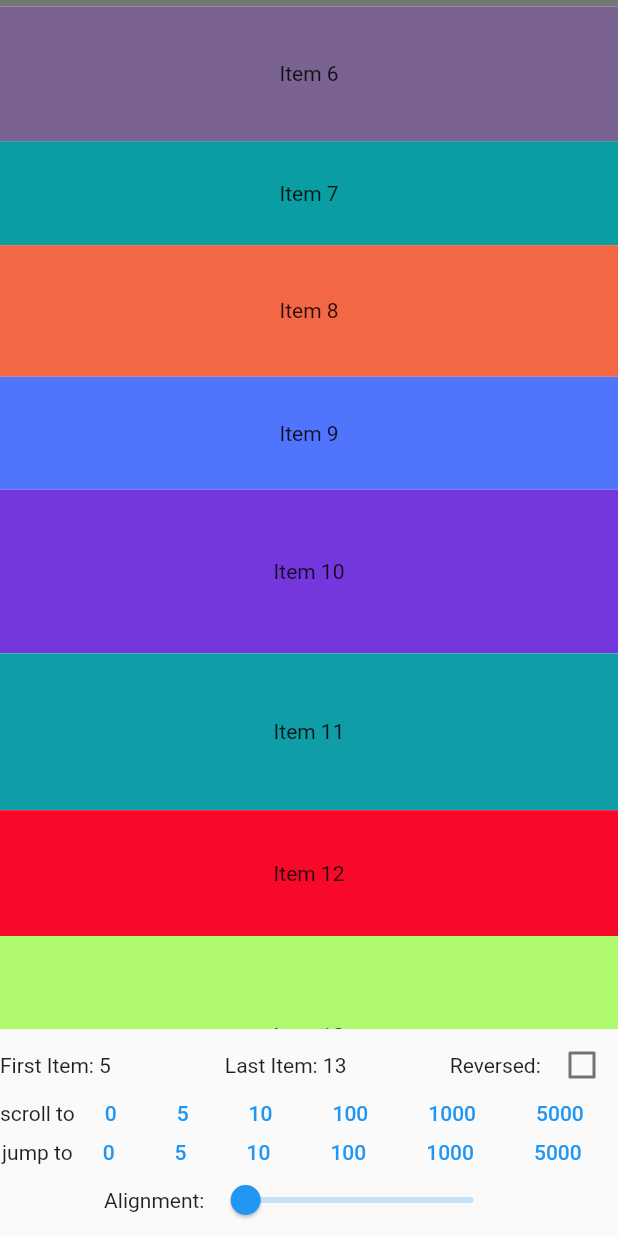
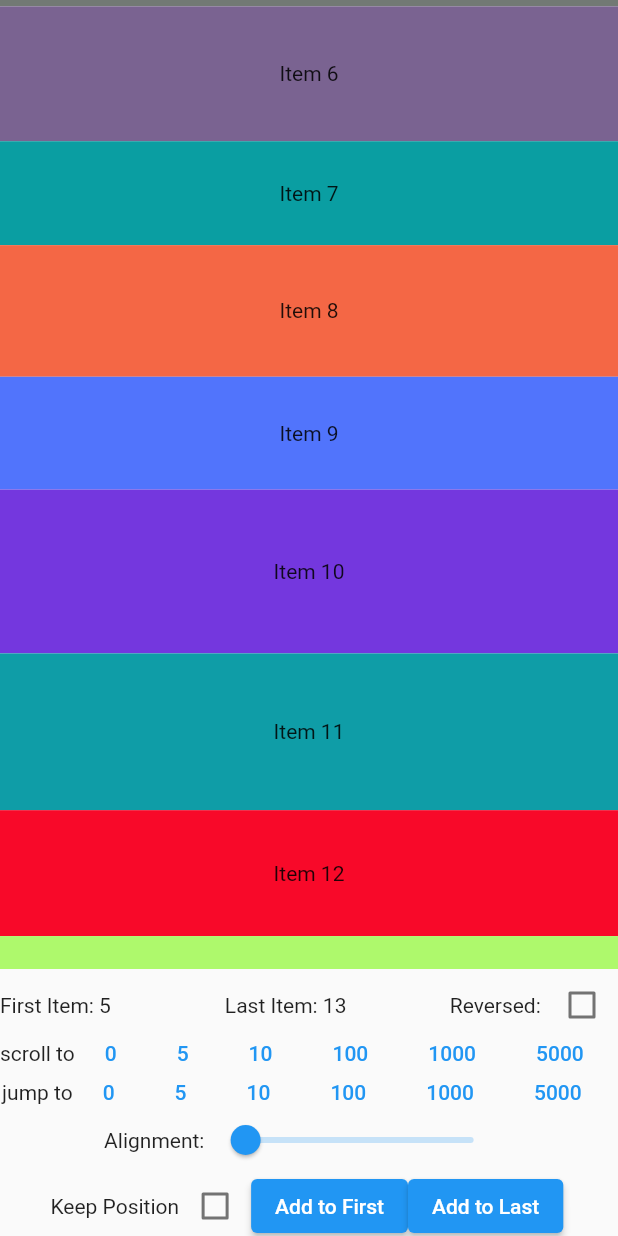
Before and after one commit to GoodReese/scrollable_positioned_list, a Flutter app: the screen it shows after launch, scrolled down 576 dp, on a phone screen of 412 x 824 dp. Run offline on Flutter 3.47's test engine with Material 2 defaults, Android fonts, the phone set to English and light mode, and no system bars.

Commit message:
add keepPositionWithoutScroll

```diff
--- a/example/lib/main.dart
+++ b/example/lib/main.dart
@@ -1,12 +1,10 @@
 // Copyright 2019 The Fuchsia Authors. All rights reserved.
 // Use of this source code is governed by a BSD-style license that can be
 // found in the LICENSE file.
-
 import 'dart:math';
 import 'package:flutter/material.dart';
 import 'package:scrollable_positioned_list/scrollable_positioned_list.dart';
 
-const numberOfItems = 5001;
 const minItemHeight = 20.0;
 const maxItemHeight = 150.0;
 const scrollDuration = Duration(seconds: 2);
@@ -58,9 +56,12 @@ class _ScrollablePositionedListPageState
   /// Listener that reports the position of items when the list is scrolled.
   final ItemPositionsListener itemPositionsListener =
       ItemPositionsListener.create();
+  late List<int> items;
   late List<double> itemHeights;
   late List<Color> itemColors;
+
   bool reversed = false;
+  bool _keepPosition = false;
 
   /// The alignment to be used next time the user scrolls or jumps to an item.
   double alignment = 0;
@@ -68,8 +69,10 @@ class _ScrollablePositionedListPageState
   @override
   void initState() {
     super.initState();
+    const numberOfItems = 5001;
     final heightGenerator = Random(328902348);
     final colorGenerator = Random(42490823);
+    items = List<int>.generate(numberOfItems, (int i) => i);
     itemHeights = List<double>.generate(
         numberOfItems,
         (int _) =>
@@ -82,7 +85,8 @@ class _ScrollablePositionedListPageState
   @override
   Widget build(BuildContext context) => Material(
         child: OrientationBuilder(
-          builder: (context, orientation) => Column(
+          builder: (context, orientation) => SafeArea(
+            child: Column(
               children: <Widget>[
                 Expanded(
                   child: list(orientation),
@@ -96,12 +100,66 @@ class _ScrollablePositionedListPageState
                         const SizedBox(height: 10),
                         jumpControlButtons,
                         alignmentControl,
+                        keepPositionWidget
                       ],
                     ),
                   ],
                 )
               ],
             ),
+          ),
+        ),
+      );
+
+  _insertToFirst() {
+    final heightGenerator = Random(328902348);
+    final colorGenerator = Random(42490823);
+    items.insert(0, items[0] - 1);
+    itemHeights.insert(
+        0,
+        heightGenerator.nextDouble() * (maxItemHeight - minItemHeight) +
+            minItemHeight);
+    itemColors.insert(
+        0, Color(colorGenerator.nextInt(randomMax)).withOpacity(1));
+  }
+
+  _insertToLast() {
+    final heightGenerator = Random(328902348);
+    final colorGenerator = Random(42490823);
+    items.add(items.last + 1);
+    itemHeights.add(
+        heightGenerator.nextDouble() * (maxItemHeight - minItemHeight) +
+            minItemHeight);
+    itemColors.add(Color(colorGenerator.nextInt(randomMax)).withOpacity(1));
+  }
+
+  Widget get keepPositionWidget => SizedBox(
+        height: 40,
+        child: Row(
+          children: [
+            Text("Keep Position"),
+            Checkbox(
+                value: _keepPosition,
+                onChanged: (value) {
+                  this.setState(() {
+                    _keepPosition = value ?? false;
+                  });
+                }),
+            ElevatedButton(
+                onPressed: () {
+                  _insertToFirst();
+                  _insertToFirst();
+                  setState(() {});
+                },
+                child: Text("Add to First")),
+            ElevatedButton(
+                onPressed: () {
+                  _insertToLast();
+                  _insertToLast();
+                  setState(() {});
+                },
+                child: Text("Add to Last"))
+          ],
         ),
       );
 
@@ -126,7 +184,7 @@ class _ScrollablePositionedListPageState
       );
 
   Widget list(Orientation orientation) => ScrollablePositionedList.builder(
-        itemCount: numberOfItems,
+        itemCount: items.length,
         itemBuilder: (context, index) => item(index, orientation),
         itemScrollController: itemScrollController,
         itemPositionsListener: itemPositionsListener,
@@ -134,6 +192,8 @@ class _ScrollablePositionedListPageState
         scrollDirection: orientation == Orientation.portrait
             ? Axis.vertical
             : Axis.horizontal,
+        keepPositionWithoutScroll: _keepPosition,
+        onItemKey: (i) => items[i].toString(),
       );
 
   Widget get positionsView => ValueListenableBuilder<Iterable<ItemPosition>>(
@@ -241,7 +301,7 @@ class _ScrollablePositionedListPageState
       child: Container(
         color: itemColors[i],
         child: Center(
-          child: Text('Item $i'),
+          child: Text('Item ${items[i]}'),
         ),
       ),
     );
--- a/lib/src/scrollable_positioned_list.dart
+++ b/lib/src/scrollable_positioned_list.dart
@@ -51,6 +51,8 @@ class ScrollablePositionedList extends StatefulWidget {
     this.addAutomaticKeepAlives = true,
     this.addRepaintBoundaries = true,
     this.minCacheExtent,
+    this.keepPositionWithoutScroll = false,
+    this.onItemKey,
   })  : assert(itemCount != null),
         assert(itemBuilder != null),
         itemPositionsNotifier = itemPositionsListener as ItemPositionsNotifier?,
@@ -78,6 +80,8 @@ class ScrollablePositionedList extends StatefulWidget {
     this.addAutomaticKeepAlives = true,
     this.addRepaintBoundaries = true,
     this.minCacheExtent,
+    this.keepPositionWithoutScroll = false,
+    this.onItemKey,
   })  : assert(itemCount != null),
         assert(itemBuilder != null),
         assert(separatorBuilder != null),
@@ -170,6 +174,11 @@ class ScrollablePositionedList extends StatefulWidget {
   /// in builds of widgets that would otherwise already be built in the
   /// cache extent.
   final double? minCacheExtent;
+
+  /// [keepPositionWithoutScroll] keep item not scroll when insert data in header
+  /// When [keepPositionWithoutScroll] is true, you must provide onItemKey;
+  final bool keepPositionWithoutScroll;
+  final String Function(int index)? onItemKey;
 
   @override
   State<StatefulWidget> createState() => _ScrollablePositionedListState();
@@ -328,10 +337,47 @@ class _ScrollablePositionedListState extends State<ScrollablePositionedList>
         });
       }
     }
+
+    /// Check does user enabled keepPositionWithoutScroll
+    /// ScrollablePositionedList.separated will set double itemChild.
+    /// primary.target also should be double
+    /// The submit only work with Vertical scrolling
+    if (widget.keepPositionWithoutScroll) {
+      assert(widget.onItemKey != null,
+          "Please implement onItemKey if keepPositionWithoutScroll was enabled");
+      if (_lastTargetKey != null) {
+        var currTargetIndex = _getIndexOfKey();
+        if (currTargetIndex != null && currTargetIndex > primary.target) {
+          primary.target = currTargetIndex;
+        }
+      }
+    }
+  }
+
+  String? _lastTargetKey;
+  int? _getIndexOfKey() {
+    if (widget.onItemKey != null) {
+      int? index;
+      for (var i = 0; i < widget.itemCount; i++) {
+        if (widget.onItemKey!(i) == _lastTargetKey) {
+          index = i;
+          break;
+        }
+      }
+      return index;
+    }
+    return null;
   }
 
   @override
   Widget build(BuildContext context) {
+    /// Collect last target key
+    if (widget.itemCount > 0 && widget.onItemKey != null) {
+      _lastTargetKey = widget.onItemKey!(primary.target);
+    } else {
+      _lastTargetKey = null;
+    }
+
     return LayoutBuilder(
       builder: (context, constraints) {
         final cacheExtent = _cacheExtent(constraints);
```
Lines whose indentation alone changed are shown as unchanged.
